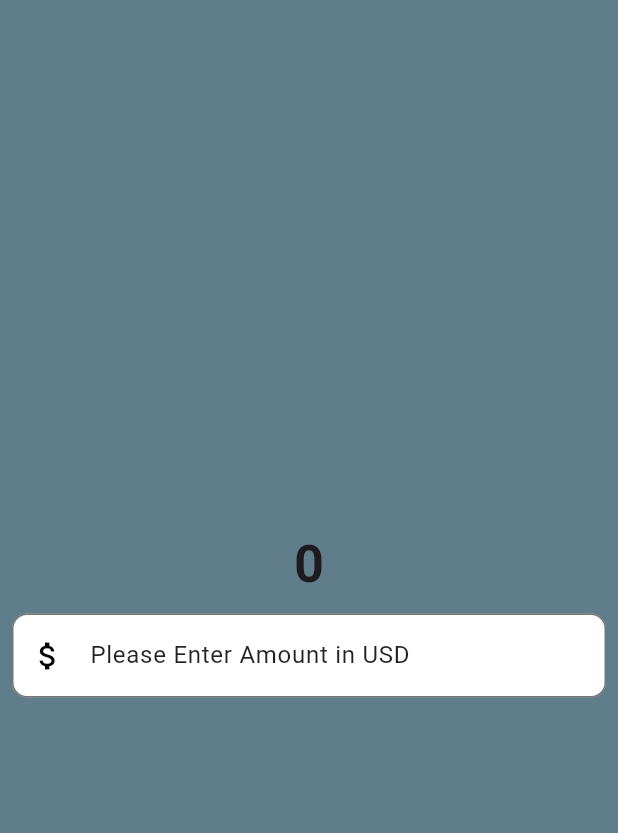
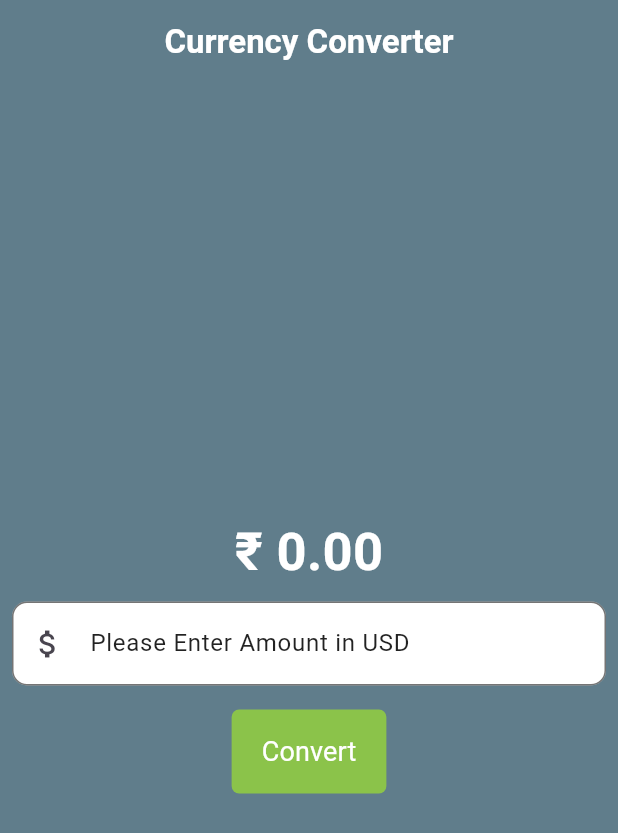
Before and after one commit to Manjothub/Currency-Convertor, a Flutter app: the screen it shows after launch, on a phone screen of 412 x 824 dp. Shown: the top 833 px of the screen. Run offline on Flutter 3.47's test engine with Material 3 defaults, Android fonts, the phone set to English and light mode, and no system bars.

Commit message:
Changed the UI and Completed the Project

```diff
--- a/lib/currency_converter_page.dart
+++ b/lib/currency_converter_page.dart
@@ -1,55 +1,107 @@
-
 import 'package:flutter/material.dart';
 
-class CurrencyConverterPage extends StatelessWidget{
-  const CurrencyConverterPage({super.key});
+class CurrencyConverterPage extends StatefulWidget {
+  CurrencyConverterPage({Key? key});
 
   @override
-  Widget build(BuildContext context){
+  State<CurrencyConverterPage> createState() => _CurrencyConverterPageState();
+}
+
+class _CurrencyConverterPageState extends State<CurrencyConverterPage> {
+  late double result = 0;
+  final TextEditingController textEditingController = TextEditingController();
+
+  @override
+  Widget build(BuildContext context) {
     const border = OutlineInputBorder(
       borderSide: BorderSide(
         color: Colors.black54,
       ),
-        borderRadius: BorderRadius.all(Radius.circular(10))
+      borderRadius: BorderRadius.all(Radius.circular(10)),
     );
-    return const Scaffold(
+    return Scaffold(
       backgroundColor: Colors.blueGrey,
+      appBar: AppBar(
+        backgroundColor: Colors.blueGrey,
+        title: const Text(
+          'Currency Converter',
+          style: TextStyle(
+            color: Colors.white, // Changed text color to white
+            fontWeight: FontWeight.bold, // Made text bold
+          ),
+        ),
+        centerTitle: true,
+      ),
       body: Center(
         child: Column(
           mainAxisAlignment: MainAxisAlignment.center,
           children: [
-          Text('0',
-            style: TextStyle(
+            Text(
+              '₹ ${result.toStringAsFixed(2)}',
+              style: const TextStyle(
                 fontSize: 35,
-              fontWeight: FontWeight.bold
-            ),),
-
+                fontWeight: FontWeight.bold,
+                color: Colors.white, // Changed text color to white
+              ),
+            ),
             Padding(
-            padding: EdgeInsets.all(8.0),
+              padding: const EdgeInsets.all(8.0),
               child: TextField(
-              style: TextStyle(
+                controller: textEditingController,
+                style: const TextStyle(
                   color: Colors.black87,
                 ),
-              decoration: InputDecoration(
+                decoration: const InputDecoration(
                   hintText: 'Please Enter Amount in USD',
                   hintStyle: TextStyle(
                     color: Colors.black87,
                   ),
-                prefixIcon: Icon(Icons.attach_money),
-                prefixIconColor: Colors.black,
                   filled: true,
                   fillColor: Colors.white,
                   focusedBorder: border,
-                enabledBorder:border,
+                  enabledBorder: border,
+                  prefixIcon: Icon(Icons.attach_money),
                 ),
-              keyboardType: TextInputType.numberWithOptions(
-                decimal: true
+                keyboardType: const TextInputType.numberWithOptions(decimal: true),
+                onChanged: (value) {
+                  setState(() {
+                    result = double.tryParse(value) != null ? double.parse(value) * 81 : 0;
+                  });
+                },
+              ),
+            ),
+            Padding(
+              padding: const EdgeInsets.all(8.0),
+              child: TextButton(
+                onPressed: () {
+                  setState(() {
+                    result = double.parse(textEditingController.text) * 81;
+                  });
+                },
+                style: ButtonStyle(
+                  backgroundColor: WidgetStateProperty.all<Color>(Colors.lightGreen),
+                  padding: WidgetStateProperty.all<EdgeInsetsGeometry>(
+                    const EdgeInsets.symmetric(horizontal: 20, vertical: 15),
+                  ),
+                  shape: WidgetStateProperty.all<OutlinedBorder>(
+                    RoundedRectangleBorder(
+                      borderRadius: BorderRadius.circular(5),
+                    ),
+                  ),
+                ),
+                child: const Text(
+                  'Convert',
+                  style: TextStyle(
+                    color: Colors.white,
+                    fontSize: 18,
+                    fontWeight: FontWeight.w400,
+                  ),
                 ),
               ),
             ),
           ],
         ),
-    )
+      ),
     );
   }
 }
--- a/lib/main.dart
+++ b/lib/main.dart
@@ -9,7 +9,7 @@ class MyApp extends StatelessWidget {
   const MyApp({super.key});
 @override
   Widget build(BuildContext context){
-  return const MaterialApp(
+  return  MaterialApp(
     home: CurrencyConverterPage()
   );
 }
```
Lines whose indentation alone changed are shown as unchanged.
